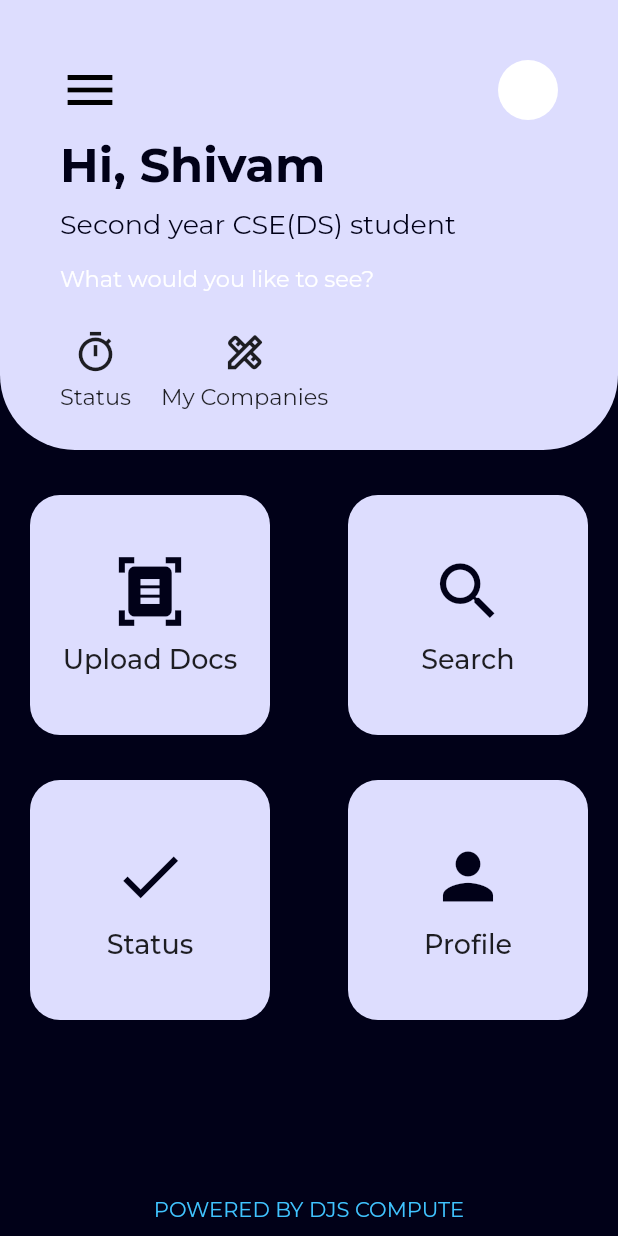
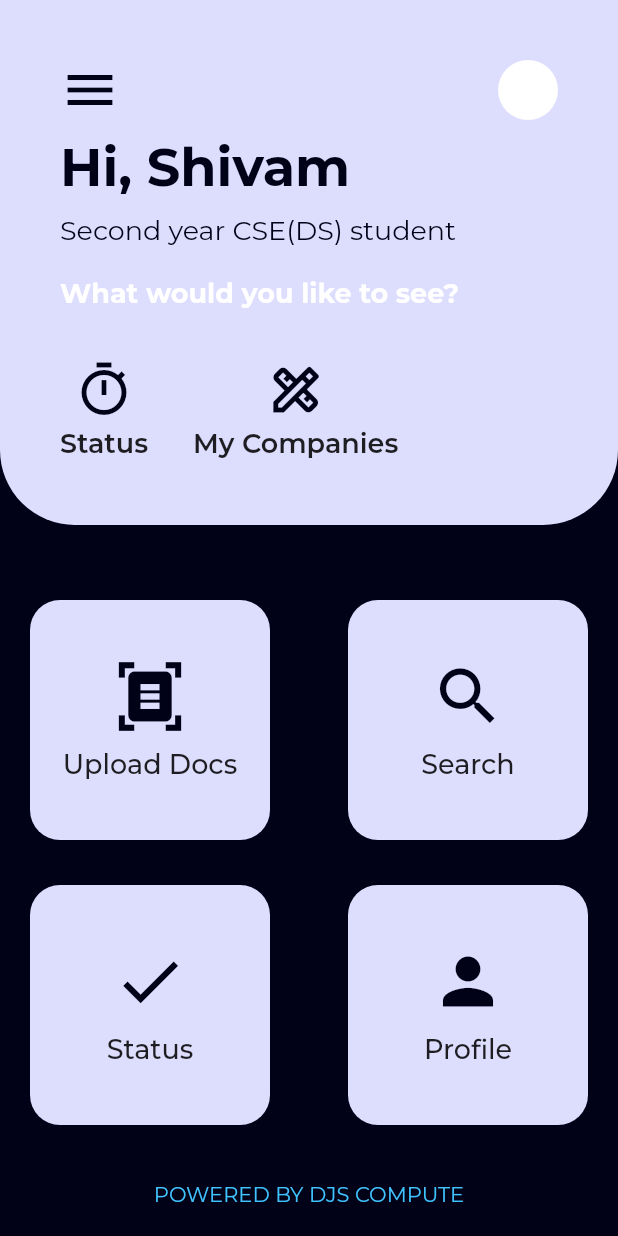
Before and after one commit to djscompute/PlacementCell_Compute, a Flutter app: the HomeScreen screen opened directly, on a phone screen of 412 x 824 dp. Run offline on Flutter 3.47's test engine with Material 2 defaults, Android fonts, the phone set to English and light mode, and no system bars; our stand-ins replace google_fonts.

Commit message:
dart files with nomenclature added - -shivam

```diff
--- a/lib/screens/optionscreen.dart
+++ b/lib/screens/optionscreen.dart
@@ -1,6 +1,6 @@
 import 'package:flutter/material.dart';
 import 'package:google_fonts/google_fonts.dart';
-import 'package:placement_cell/screens/student/homescreen.dart';
+import 'package:placement_cell/screens/student/HomeScreen.dart';
 
 class OptionScreen extends StatefulWidget {
   const OptionScreen({super.key});
--- a/lib/screens/student/homescreen.dart
+++ b/lib/screens/student/homescreen.dart
@@ -22,7 +22,7 @@ class _HomeScreenState extends State<HomeScreen> {
           Column(
             children: [
               Container(
-                height: 300,
+                height: 350,
                 decoration: const BoxDecoration(
                   color: Color.fromRGBO(221, 221, 254, 1),
                   borderRadius: BorderRadius.only(
@@ -45,7 +45,7 @@ class _HomeScreenState extends State<HomeScreen> {
                             },
                             child: const Icon(
                               Icons.menu,
-                              color: Colors.black,
+                              color: const Color.fromRGBO(1, 1, 24, 1),
                               size: 40,
                             ),
                           ),
@@ -72,7 +72,7 @@ class _HomeScreenState extends State<HomeScreen> {
                               Text(
                                 "Hi, ",
                                 style: GoogleFonts.montserrat(
-                                  fontSize: 32,
+                                  fontSize: 35,
                                   fontWeight: FontWeight.bold,
                                   color: const Color.fromRGBO(1, 1, 24, 10),
                                 ),
@@ -80,7 +80,7 @@ class _HomeScreenState extends State<HomeScreen> {
                               Text(
                                 "Shivam",
                                 style: GoogleFonts.montserrat(
-                                  fontSize: 32,
+                                  fontSize: 35,
                                   fontWeight: FontWeight.bold,
                                   color: const Color.fromRGBO(1, 1, 24, 10),
                                 ),
@@ -98,36 +98,38 @@ class _HomeScreenState extends State<HomeScreen> {
                             ),
                           ),
                           const SizedBox(
-                            height: 15,
+                            height: 20,
                           ),
                           Text(
                             "What would you like to see?",
                             style: GoogleFonts.montserrat(
-                              fontSize: 15,
+                                fontSize: 18,
                                 color: Colors.white,
-                            ),
+                                fontWeight: FontWeight.bold),
                           ),
                         ],
                       ),
                     ),
-                    Positioned(
-                      top: 220,
+                    const Positioned(
+                      top: 240,
                       left: 40,
                       child: Row(
                         children: [
                           SearchIcon(
-                              icon: const Icon(
+                              icon: Icon(
                                 Icons.timer_outlined,
-                                size: 30,
+                                size: 40,
+                                color: const Color.fromRGBO(1, 1, 24, 1),
                               ),
                               searchoption: "Status"),
-                          const SizedBox(
-                            width: 20,
+                          SizedBox(
+                            width: 30,
                           ),
                           SearchIcon(
-                              icon: const Icon(
+                              icon: Icon(
                                 Icons.design_services_outlined,
-                                size: 30,
+                                size: 40,
+                                color: const Color.fromRGBO(1, 1, 24, 1),
                               ),
                               searchoption: "My Companies"),
                         ],
@@ -136,8 +138,12 @@ class _HomeScreenState extends State<HomeScreen> {
                   ],
                 ),
               ),
-              Padding(
-                padding: const EdgeInsets.fromLTRB(20, 30, 20, 0),
+            ],
+          ),
+          Positioned(
+            top: 400,
+            left: 20,
+            right: 20,
             child: Column(
               children: [
                 Row(
@@ -183,17 +189,15 @@ class _HomeScreenState extends State<HomeScreen> {
                         icon: const Icon(
                           Icons.person,
                           size: 50,
-                              color: Color.fromRGBO(1, 1, 24, 10),
+                          color: const Color.fromRGBO(1, 1, 24, 1),
                         )),
                   ],
                 ),
               ],
             ),
           ),
-            ],
-          ),
           Positioned(
-            bottom: 10,
+            bottom: 20,
             left: 0,
             right: 0,
             child: Center(
@@ -215,7 +219,7 @@ class _HomeScreenState extends State<HomeScreen> {
 class SearchIcon extends StatefulWidget {
   final Icon icon;
   final String searchoption;
-  SearchIcon({required this.icon, required this.searchoption});
+  const SearchIcon({super.key, required this.icon, required this.searchoption});
 
   @override
   State<SearchIcon> createState() => _SearchIconState();
@@ -227,12 +231,13 @@ class _SearchIconState extends State<SearchIcon> {
     return Column(
       children: [
         Container(child: widget.icon),
-        SizedBox(
+        const SizedBox(
           height: 5,
         ),
         Text(
           widget.searchoption,
-          style: GoogleFonts.montserrat(fontSize: 15),
+          style:
+              GoogleFonts.montserrat(fontSize: 18, fontWeight: FontWeight.w600),
         ),
       ],
     );
```
Also changed, not shown: lib/screens/student/AppliedCompanies.dart (added), lib/screens/student/Search.dart (added), lib/screens/student/Status.dart (added), lib/screens/student/UploadDocs.dart (added). Lines whose indentation alone changed are shown as unchanged.
